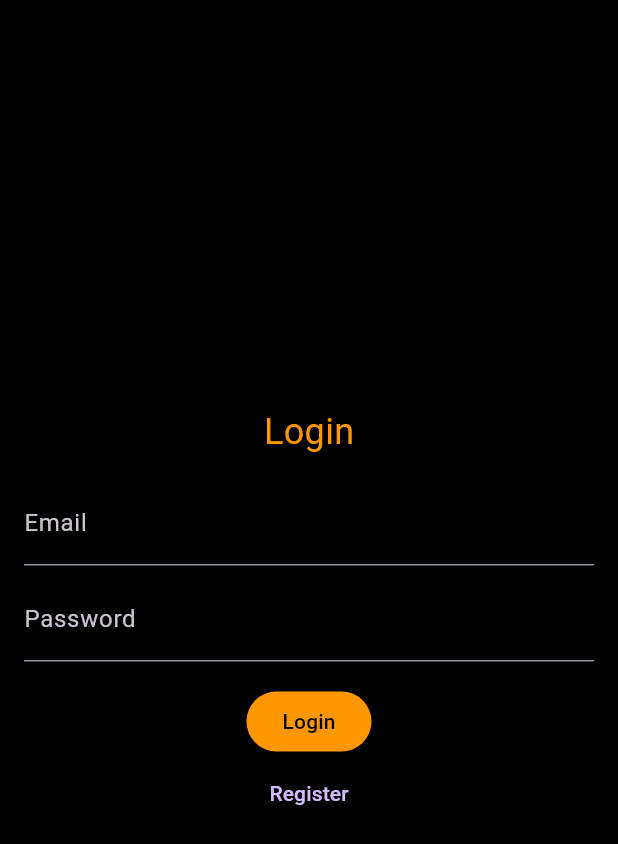
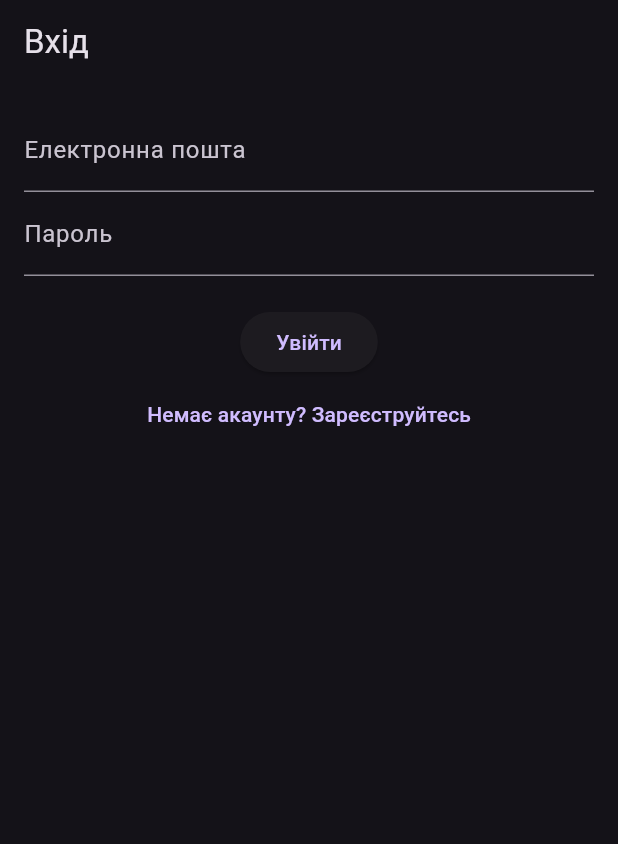
Before and after one commit to MariaMashkovska/mobile_android_labs, a Flutter app: the screen it shows after launch, on a phone screen of 412 x 824 dp. Shown: the top 844 px of the screen. Run offline on Flutter 3.47's test engine with Material 3 defaults, Android fonts, the phone set to English and light mode, and no system bars; our stand-ins replace bloc, connectivity_plus, fl_chart, flutter_bloc, shared_preferences, table_calendar; missing offline and left inert: mobile_android, mqtt_client.

Commit message:
Added lab3

```diff
--- a/lib/main.dart
+++ b/lib/main.dart
@@ -1,78 +1,41 @@
 import 'package:flutter/material.dart';
-import 'package:flutter_bloc/flutter_bloc.dart';
-import 'package:mobile_android/data/datasources/user_local_data_source_impl.dart';
-import 'package:mobile_android/data/repositories/auth_repository_impl.dart';
-import 'package:mobile_android/presentation/cubit/connectivity_cubit.dart';
-import 'package:mobile_android/presentation/providers/auth_provider.dart';
-import 'package:mobile_android/presentation/providers/noise_provider.dart';
-import 'package:mobile_android/presentation/screens/calendar/calendar_screen.dart';
-import 'package:mobile_android/presentation/screens/home/home_screen.dart';
-import 'package:mobile_android/presentation/screens/login/login_screen.dart';
-import 'package:mobile_android/presentation/screens/profile/profile_screen.dart';
-import 'package:mobile_android/presentation/screens/register/register_screen.dart';
-import 'package:provider/provider.dart';
 import 'package:shared_preferences/shared_preferences.dart';
+import 'screens/login_screen.dart';
+import 'screens/register_screen.dart';
+import 'screens/home_screen.dart';
+import 'screens/profile_screen.dart';
+import 'services/shared_prefs_user_service.dart';
 
 void main() async {
   WidgetsFlutterBinding.ensureInitialized();
+  final prefs = await SharedPreferences.getInstance();
+  final userService = SharedPrefsUserService(prefs);
+  final isLoggedIn = await userService.isLoggedIn();
 
-  final prefs = await SharedPreferences.getInstance();
-  final localDataSource = UserLocalDataSourceImpl(prefs: prefs);
-  final authRepo = AuthRepositoryImpl(localDataSource: localDataSource);
-  final authProvider = AuthProvider(authRepo);
-  await authProvider.loadUser();
-
-  runApp(
-    MultiProvider(
-      providers: [
-        ChangeNotifierProvider(create: (_) => authProvider),
-        ChangeNotifierProvider(create: (_) => NoiseProvider()),
-      ],
-      child: BlocProvider(
-        create: (_) => ConnectivityCubit(),
-        child: const MyApp(),
-      ),
-    ),
-  );
+  runApp(MyApp(initialRoute: isLoggedIn ? '/home' : '/login', userService: userService));
 }
 
 class MyApp extends StatelessWidget {
-  const MyApp({super.key});
+  final String initialRoute;
+  final SharedPrefsUserService userService;
+
+  const MyApp({super.key, required this.initialRoute, required this.userService});
 
   @override
   Widget build(BuildContext context) {
-    final auth = Provider.of<AuthProvider>(context);
-    final initialRoute = auth.isLoggedIn ? '/home' : '/login';
-
     return MaterialApp(
+      title: 'User App',
       debugShowCheckedModeBanner: false,
-      theme: ThemeData.dark().copyWith(
-        primaryColor: Colors.orange,
-        scaffoldBackgroundColor: Colors.black,
-        appBarTheme: const AppBarTheme(
-          backgroundColor: Colors.orange,
-          titleTextStyle: TextStyle(color: Colors.black, fontSize: 20),
-          iconTheme: IconThemeData(color: Colors.black),
-        ),
-        elevatedButtonTheme: ElevatedButtonThemeData(
-          style: ElevatedButton.styleFrom(
-            backgroundColor: Colors.orange,
-            foregroundColor: Colors.black,
-          ),
-        ),
-        textTheme: const TextTheme(
-          bodyLarge: TextStyle(color: Colors.orange),
-          bodyMedium: TextStyle(color: Colors.orange),
-          titleLarge: TextStyle(color: Colors.orange),
-        ),
+      theme: ThemeData(
+        brightness: Brightness.dark,
+        primarySwatch: Colors.orange,
       ),
       initialRoute: initialRoute,
       routes: {
-        '/login': (context) => const LoginScreen(),
-        '/register': (context) => const RegisterScreen(),
-        '/home': (context) => const HomeScreen(),
-        '/profile': (context) => const ProfileScreen(),
-        '/calendar': (context) => const CalendarScreen(),
+        '/login': (context) => LoginScreen(userService: userService),
+        '/register': (context) => RegisterScreen(userService: userService),
+        '/profile': (context) => ProfileScreen(userService: userService),
+        '/home': (context) => HomeScreen(userService: userService),
       },
     );
   }
--- /dev/null
+++ b/lib/models/user.dart
@@ -0,0 +1,31 @@
+class User {
+  final String name;
+  final String email;
+  final String password;
+  final String dob;
+
+  User({
+    required this.name,
+    required this.email,
+    required this.password,
+    required this.dob,
+  });
+
+  Map<String, String> toMap() {
+    return {
+      'name': name,
+      'email': email,
+      'password': password,
+      'dob': dob,
+    };
+  }
+
+  factory User.fromMap(Map<String, String> map) {
+    return User(
+      name: map['name'] ?? '',
+      email: map['email'] ?? '',
+      password: map['password'] ?? '',
+      dob: map['dob'] ?? '',
+    );
+  }
+}
--- /dev/null
+++ b/lib/screens/login_screen.dart
@@ -0,0 +1,94 @@
+import 'package:flutter/material.dart';
+import '../services/shared_prefs_user_service.dart';
+
+class LoginScreen extends StatefulWidget {
+  final SharedPrefsUserService userService;
+
+  const LoginScreen({Key? key, required this.userService}) : super(key: key);
+
+  @override
+  _LoginScreenState createState() => _LoginScreenState();
+}
+
+class _LoginScreenState extends State<LoginScreen> {
+  final GlobalKey<FormState> _formKey = GlobalKey<FormState>();
+  final TextEditingController _emailController = TextEditingController();
+  final TextEditingController _passwordController = TextEditingController();
+  String _loginError = '';
+
+  void _login() async {
+    if (_formKey.currentState!.validate()) {
+      bool success = await widget.userService.loginUser(
+        _emailController.text.trim(),
+        _passwordController.text.trim(),
+      );
+
+      if (success) {
+        Navigator.pushReplacementNamed(context, '/home');
+      } else {
+        setState(() {
+          _loginError = 'Невірна електронна пошта або пароль';
+        });
+      }
+    }
+  }
+
+  @override
+  Widget build(BuildContext context) {
+    return Scaffold(
+      appBar: AppBar(title: Text('Вхід')),
+      body: Padding(
+        padding: const EdgeInsets.all(16.0),
+        child: Form(
+          key: _formKey,
+          child: Column(
+            children: [
+              TextFormField(
+                controller: _emailController,
+                decoration: InputDecoration(labelText: 'Електронна пошта'),
+                validator: (value) {
+                  if (value == null || value.isEmpty) {
+                    return 'Введіть електронну пошту';
+                  } else if (!RegExp(r'^[\w\-\.]+@lala\$').hasMatch(value.trim())) {
+                    return 'Пошта має бути у форматі example@lala';
+                  }
+                  return null;
+                },
+              ),
+              TextFormField(
+                controller: _passwordController,
+                decoration: InputDecoration(labelText: 'Пароль'),
+                obscureText: true,
+                validator: (value) {
+                  if (value == null || value.length < 6) {
+                    return 'Пароль має містити щонайменше 6 символів';
+                  }
+                  return null;
+                },
+              ),
+              if (_loginError.isNotEmpty)
+                Padding(
+                  padding: const EdgeInsets.only(top: 8.0),
+                  child: Text(
+                    _loginError,
+                    style: TextStyle(color: Colors.red),
+                  ),
+                ),
+              SizedBox(height: 20),
+              ElevatedButton(
+                onPressed: _login,
+                child: Text('Увійти'),
+              ),
+              TextButton(
+                onPressed: () {
+                  Navigator.pushNamed(context, '/register');
+                },
+                child: Text('Немає акаунту? Зареєструйтесь'),
+              ),
+            ],
+          ),
+        ),
+      ),
+    );
+  }
+}
```
Also changed, not shown: analysis_options.yaml (+25 -41 lines), lib/screens/calendar_screen.dart (added, +47 -0 lines), lib/screens/home_screen.dart (added, +34 -0 lines), lib/screens/profile_screen.dart (added, +81 -0 lines), lib/screens/register_screen.dart (added, +98 -0 lines), lib/services/shared_prefs_user_service.dart (added, +76 -0 lines), lib/services/user_service.dart (added, +11 -0 lines), pubspec.yaml (+70 -8 lines), pubspec.lock, 70 other files.
